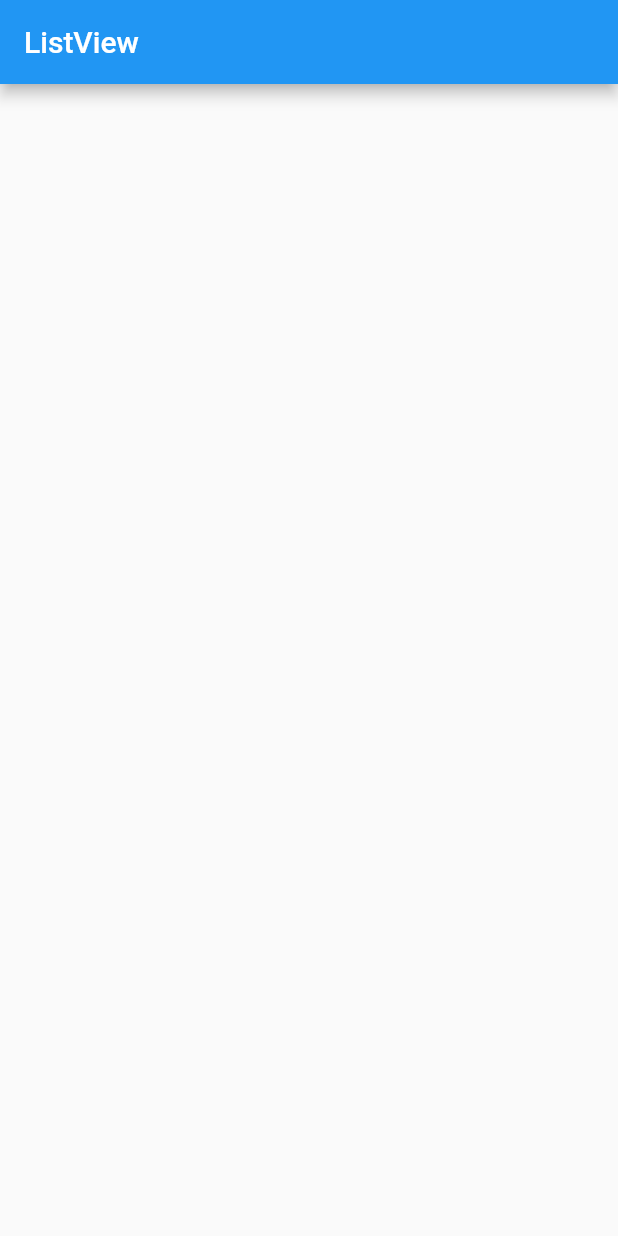
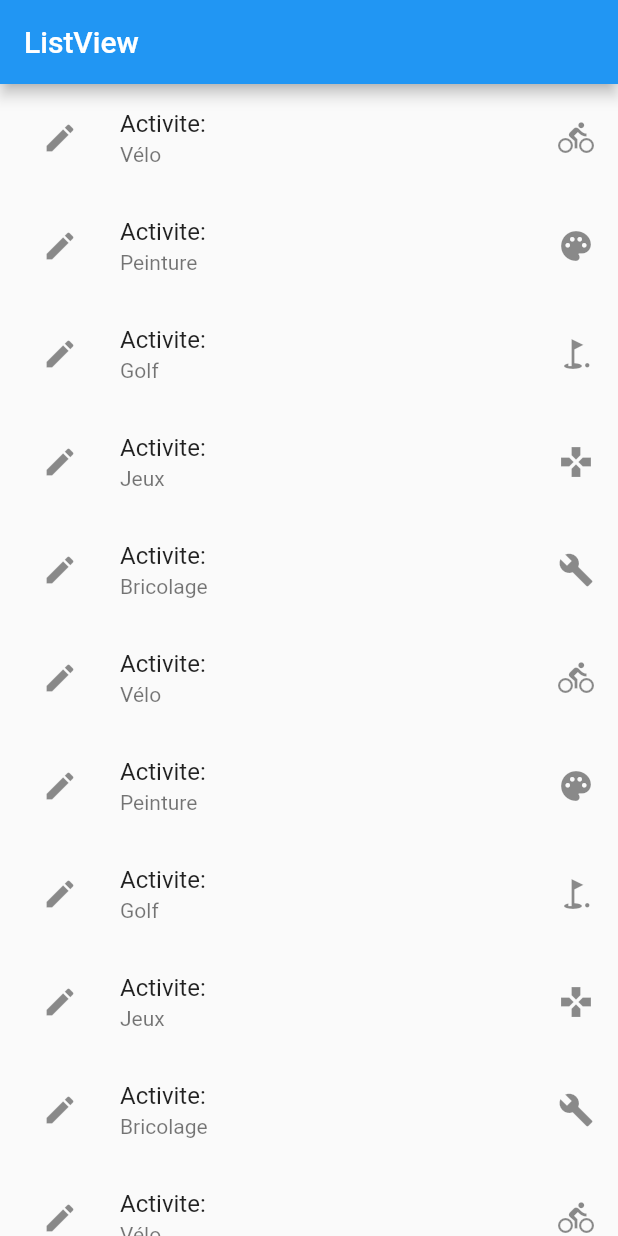
Before and after one commit to fabienlierville/-flutter_ril21-2_scroll, a Flutter app: the screen it shows after launch, on a phone screen of 412 x 824 dp. Run offline on Flutter 3.47's test engine with Material 2 defaults, Android fonts, the phone set to English and light mode, and no system bars.

Commit message:
ListView

```diff
--- a/lib/pages/page_list_view.dart
+++ b/lib/pages/page_list_view.dart
@@ -1,4 +1,5 @@
 import 'package:flutter/material.dart';
+import 'package:scroll/models/activite.dart';
 
 class PageListView extends StatefulWidget {
   const PageListView({Key? key}) : super(key: key);
@@ -8,6 +9,44 @@ class PageListView extends StatefulWidget {
 }
 
 class _PageListViewState extends State<PageListView> {
+  List<Activite> activites = [
+    Activite(nom: "Vélo", icone: Icons.directions_bike),
+    Activite(nom: "Peinture", icone: Icons.palette),
+    Activite(nom: "Golf", icone: Icons.golf_course),
+    Activite(nom: "Jeux", icone: Icons.gamepad),
+    Activite(nom: "Bricolage", icone: Icons.build),
+    Activite(nom: "Vélo", icone: Icons.directions_bike),
+    Activite(nom: "Peinture", icone: Icons.palette),
+    Activite(nom: "Golf", icone: Icons.golf_course),
+    Activite(nom: "Jeux", icone: Icons.gamepad),
+    Activite(nom: "Bricolage", icone: Icons.build),
+    Activite(nom: "Vélo", icone: Icons.directions_bike),
+    Activite(nom: "Peinture", icone: Icons.palette),
+    Activite(nom: "Golf", icone: Icons.golf_course),
+    Activite(nom: "Jeux", icone: Icons.gamepad),
+    Activite(nom: "Bricolage", icone: Icons.build),
+    Activite(nom: "Vélo", icone: Icons.directions_bike),
+    Activite(nom: "Peinture", icone: Icons.palette),
+    Activite(nom: "Golf", icone: Icons.golf_course),
+    Activite(nom: "Jeux", icone: Icons.gamepad),
+    Activite(nom: "Bricolage", icone: Icons.build),
+    Activite(nom: "Vélo", icone: Icons.directions_bike),
+    Activite(nom: "Peinture", icone: Icons.palette),
+    Activite(nom: "Golf", icone: Icons.golf_course),
+    Activite(nom: "Jeux", icone: Icons.gamepad),
+    Activite(nom: "Bricolage", icone: Icons.build),
+    Activite(nom: "Vélo", icone: Icons.directions_bike),
+    Activite(nom: "Peinture", icone: Icons.palette),
+    Activite(nom: "Golf", icone: Icons.golf_course),
+    Activite(nom: "Jeux", icone: Icons.gamepad),
+    Activite(nom: "Bricolage", icone: Icons.build),
+    Activite(nom: "Vélo", icone: Icons.directions_bike),
+    Activite(nom: "Peinture", icone: Icons.palette),
+    Activite(nom: "Golf", icone: Icons.golf_course),
+    Activite(nom: "Jeux", icone: Icons.gamepad),
+    Activite(nom: "Bricolage", icone: Icons.build),
+  ];
+
   @override
   Widget build(BuildContext context) {
     return Scaffold(
@@ -15,7 +54,25 @@ class _PageListViewState extends State<PageListView> {
         title: Text("ListView"),
       ),
       body: Center(
-
+        child: ListView.builder(
+          itemCount: activites.length,
+          itemBuilder: (context, index){
+            Activite activite = activites[index];
+            return ListTile(
+              title: Text("Activite:"),
+              subtitle: Text(activite.nom),
+              trailing: Icon(activite.icone),
+              leading: IconButton(
+                icon: Icon(Icons.edit),
+                onPressed: (){
+                  setState(() {
+                    activites[index].nom = "Toto";
+                  });
+                },
+              ),
+            );
+          },
+        ),
       ),
     );
   }
```
